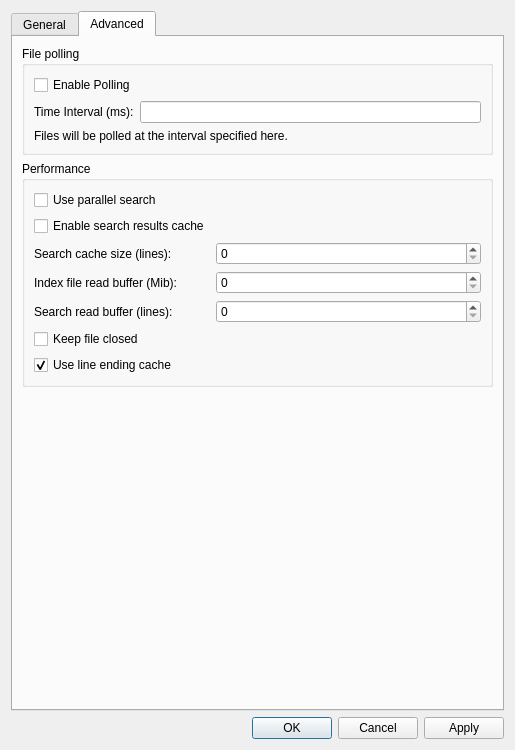
The window that src/ui/include/optionsdialog.ui (nickbnf/glogg) describes before a commit, drawn with Qt 5.
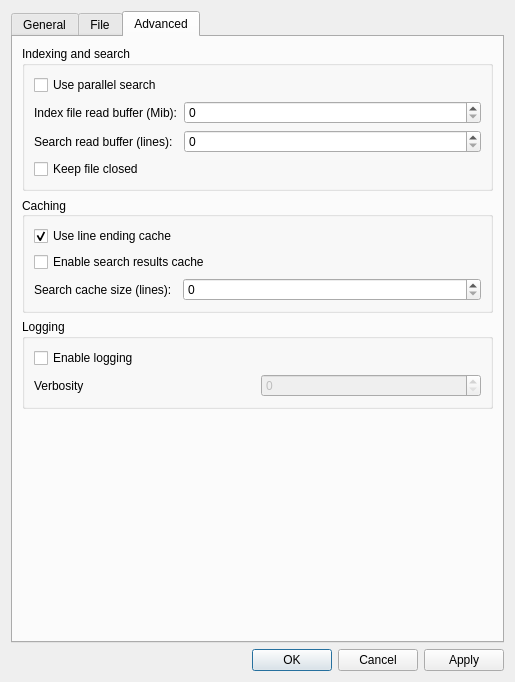
The same window after the commit. The open tabs and pages were chosen to show the change.

```diff
--- a/src/ui/include/optionsdialog.ui
+++ b/src/ui/include/optionsdialog.ui
@@ -7,7 +7,7 @@
     <x>0</x>
     <y>0</y>
     <width>515</width>
-    <height>750</height>
+    <height>682</height>
    </rect>
   </property>
   <property name="sizePolicy">
@@ -175,43 +175,6 @@
          </layout>
         </widget>
        </item>
-       <item>
-        <widget class="QGroupBox" name="loggingBox">
-         <property name="title">
-          <string>Logging</string>
-         </property>
-         <layout class="QVBoxLayout" name="verticalLayout_8">
-          <item>
-           <widget class="QCheckBox" name="loggingCheckBox">
-            <property name="text">
-             <string>Enable logging</string>
-            </property>
-           </widget>
-          </item>
-          <item>
-           <layout class="QHBoxLayout" name="horizontalLayout_4">
-            <item>
-             <widget class="QLabel" name="verbosityLabel">
-              <property name="text">
-               <string>Verbosity</string>
-              </property>
-             </widget>
-            </item>
-            <item>
-             <widget class="QSpinBox" name="verbositySpinBox">
-              <property name="enabled">
-               <bool>false</bool>
-              </property>
-              <property name="maximum">
-               <number>6</number>
-              </property>
-             </widget>
-            </item>
-           </layout>
-          </item>
-         </layout>
-        </widget>
-       </item>
        <item>
         <widget class="QGroupBox" name="versionCheckingBox">
          <property name="title">
@@ -243,24 +206,21 @@
        </item>
       </layout>
      </widget>
-     <widget class="QWidget" name="advanced_tab">
-      <property name="enabled">
-       <bool>true</bool>
-      </property>
+     <widget class="QWidget" name="file_watch_tab">
       <attribute name="title">
-       <string>Advanced</string>
+       <string>File</string>
       </attribute>
-      <layout class="QVBoxLayout" name="verticalLayout_5">
+      <layout class="QVBoxLayout" name="verticalLayout_9">
        <item>
-        <widget class="QGroupBox" name="pollBox">
+        <widget class="QGroupBox" name="fileChangeBox">
          <property name="title">
-          <string>File polling</string>
+          <string>File change monitoring</string>
          </property>
          <layout class="QVBoxLayout" name="verticalLayout">
           <item>
            <widget class="QCheckBox" name="pollingCheckBox">
             <property name="text">
-             <string>Enable Polling</string>
+             <string>Enable polling</string>
             </property>
            </widget>
           </item>
@@ -269,7 +229,7 @@
             <item>
              <widget class="QLabel" name="label_5">
               <property name="text">
-               <string>Time Interval (ms):</string>
+               <string>Polling interval (ms):</string>
               </property>
              </widget>
             </item>
@@ -288,26 +248,36 @@
             </item>
            </layout>
           </item>
-          <item>
-           <widget class="QLabel" name="label_7">
-            <property name="text">
-             <string>Files will be polled at the interval specified here.</string>
-            </property>
-            <property name="textFormat">
-             <enum>Qt::AutoText</enum>
-            </property>
-            <property name="wordWrap">
-             <bool>true</bool>
-            </property>
-           </widget>
-          </item>
          </layout>
         </widget>
        </item>
+       <item>
+        <spacer name="verticalSpacer_3">
+         <property name="orientation">
+          <enum>Qt::Vertical</enum>
+         </property>
+         <property name="sizeHint" stdset="0">
+          <size>
+           <width>20</width>
+           <height>40</height>
+          </size>
+         </property>
+        </spacer>
+       </item>
+      </layout>
+     </widget>
+     <widget class="QWidget" name="advanced_tab">
+      <property name="enabled">
+       <bool>true</bool>
+      </property>
+      <attribute name="title">
+       <string>Advanced</string>
+      </attribute>
+      <layout class="QVBoxLayout" name="verticalLayout_5">
        <item>
         <widget class="QGroupBox" name="perfBox">
          <property name="title">
-          <string>Performance</string>
+          <string>Indexing and search</string>
          </property>
          <layout class="QFormLayout" name="formLayout_2">
           <property name="fieldGrowthPolicy">
@@ -323,33 +293,6 @@
             </property>
            </widget>
           </item>
-          <item row="1" column="0">
-           <widget class="QCheckBox" name="searchResultsCacheCheckBox">
-            <property name="text">
-             <string>Enable search results cache</string>
-            </property>
-           </widget>
-          </item>
-          <item row="3" column="0">
-           <widget class="QLabel" name="label_6">
-            <property name="text">
-             <string>Search cache size (lines):</string>
-            </property>
-           </widget>
-          </item>
-          <item row="3" column="1">
-           <widget class="QSpinBox" name="searchCacheSpinBox">
-            <property name="sizePolicy">
-             <sizepolicy hsizetype="MinimumExpanding" vsizetype="Fixed">
-              <horstretch>0</horstretch>
-              <verstretch>0</verstretch>
-             </sizepolicy>
-            </property>
-            <property name="maximum">
-             <number>10000000</number>
-            </property>
-           </widget>
-          </item>
           <item row="4" column="0">
            <widget class="QLabel" name="label_8">
             <property name="text">
@@ -400,7 +343,25 @@
             </property>
            </widget>
           </item>
-          <item row="7" column="0">
+         </layout>
+        </widget>
+       </item>
+       <item>
+        <widget class="QGroupBox" name="cachingBox">
+         <property name="title">
+          <string>Caching</string>
+         </property>
+         <property name="alignment">
+          <set>Qt::AlignLeading|Qt::AlignLeft|Qt::AlignVCenter</set>
+         </property>
+         <property name="flat">
+          <bool>false</bool>
+         </property>
+         <layout class="QFormLayout" name="formLayout">
+          <property name="labelAlignment">
+           <set>Qt::AlignLeading|Qt::AlignLeft|Qt::AlignVCenter</set>
+          </property>
+          <item row="0" column="0">
            <widget class="QCheckBox" name="useLineEndingCacheCheckBox">
             <property name="text">
              <string>Use line ending cache</string>
@@ -410,6 +371,70 @@
             </property>
            </widget>
           </item>
+          <item row="1" column="0" colspan="2">
+           <widget class="QCheckBox" name="searchResultsCacheCheckBox">
+            <property name="text">
+             <string>Enable search results cache</string>
+            </property>
+           </widget>
+          </item>
+          <item row="2" column="0">
+           <widget class="QLabel" name="label_6">
+            <property name="text">
+             <string>Search cache size (lines):</string>
+            </property>
+           </widget>
+          </item>
+          <item row="2" column="1">
+           <widget class="QSpinBox" name="searchCacheSpinBox">
+            <property name="sizePolicy">
+             <sizepolicy hsizetype="MinimumExpanding" vsizetype="Fixed">
+              <horstretch>0</horstretch>
+              <verstretch>0</verstretch>
+             </sizepolicy>
+            </property>
+            <property name="maximum">
+             <number>10000000</number>
+            </property>
+           </widget>
+          </item>
+         </layout>
+        </widget>
+       </item>
+       <item>
+        <widget class="QGroupBox" name="loggingBox">
+         <property name="title">
+          <string>Logging</string>
+         </property>
+         <layout class="QVBoxLayout" name="verticalLayout_8">
+          <item>
+           <widget class="QCheckBox" name="loggingCheckBox">
+            <property name="text">
+             <string>Enable logging</string>
+            </property>
+           </widget>
+          </item>
+          <item>
+           <layout class="QHBoxLayout" name="horizontalLayout_4">
+            <item>
+             <widget class="QLabel" name="verbosityLabel">
+              <property name="text">
+               <string>Verbosity</string>
+              </property>
+             </widget>
+            </item>
+            <item>
+             <widget class="QSpinBox" name="verbositySpinBox">
+              <property name="enabled">
+               <bool>false</bool>
+              </property>
+              <property name="maximum">
+               <number>6</number>
+              </property>
+             </widget>
+            </item>
+           </layout>
+          </item>
          </layout>
         </widget>
        </item>
@@ -421,7 +446,7 @@
          <property name="sizeHint" stdset="0">
           <size>
            <width>20</width>
-           <height>40</height>
+           <height>20</height>
           </size>
          </property>
         </spacer>
```
Left out of the diff: 9 changed lines with no effect on the pictures.
